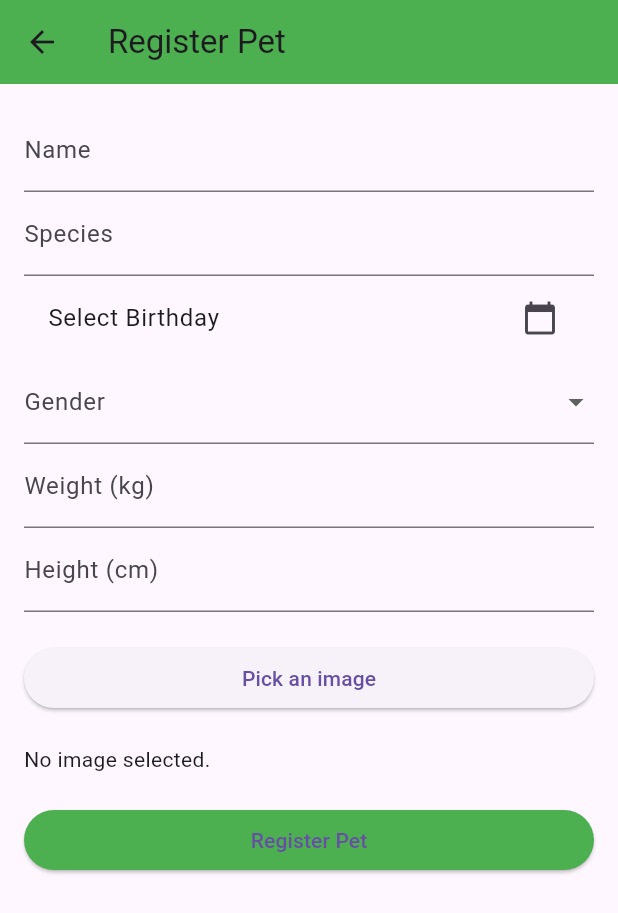
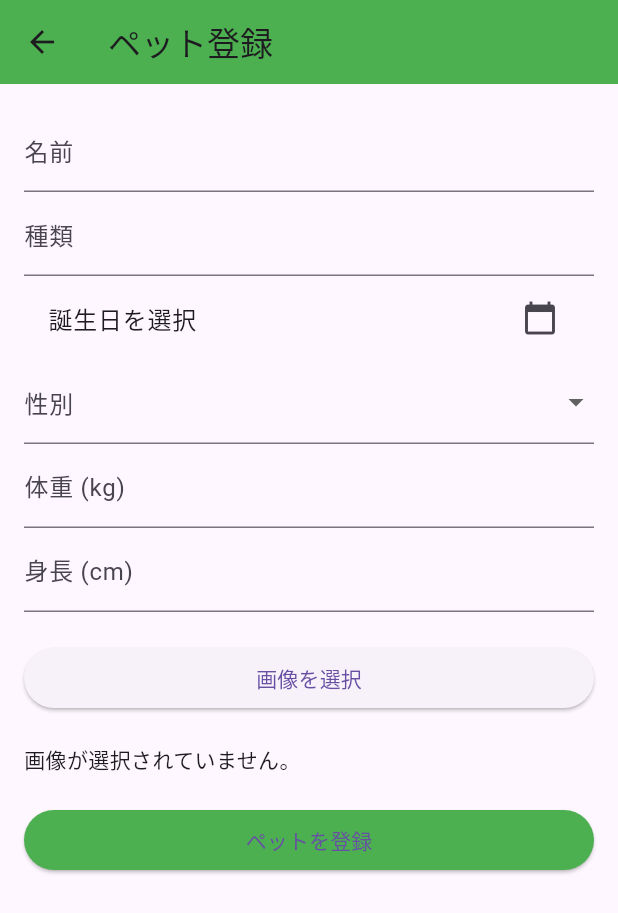
Before and after one commit to masakiShito/petcare-app, a Flutter app: the PetRegistrationScreen screen opened by its route, on a phone screen of 412 x 824 dp. Shown: the top 913 px of the screen. Run offline on Flutter 3.47's test engine with Material 3 defaults, Android fonts, the phone set to English and light mode, and no system bars; our stand-ins replace flutter_secure_storage, image_picker, permission_handler, shared_preferences; accounts and stored records are empty; network calls fail.

Commit message:
ログイン関連修正

```diff
--- a/frontend/petcare_app/lib/screens/pet_registration_screen.dart
+++ b/frontend/petcare_app/lib/screens/pet_registration_screen.dart
@@ -1,9 +1,9 @@
 import 'package:flutter/material.dart';
-import 'package:shared_preferences/shared_preferences.dart';
-import 'package:http/http.dart' as http;
 import 'package:image_picker/image_picker.dart';
 import 'dart:io';
 import 'package:permission_handler/permission_handler.dart';
+import '../services/auth_service.dart'; // AuthService をインポート
+import 'package:http/http.dart' as http;
 
 class PetRegistrationScreen extends StatefulWidget {
   @override
@@ -19,20 +19,24 @@ class _PetRegistrationScreenState extends State<PetRegistrationScreen> {
   double? _weight;
   double? _height;
   File? _photo;
+  final AuthService _authService = AuthService(); // AuthService をインスタンス化
 
   Future<void> _submitForm() async {
     if (_formKey.currentState?.validate() ?? false) {
       _formKey.currentState?.save();
 
-      SharedPreferences prefs = await SharedPreferences.getInstance();
-      String? accessToken = prefs.getString('accessToken');
+      // AuthServiceを使用してアクセストークンを取得
+      String? accessToken = await _authService.getAccessToken();
+      print('accessToken: $accessToken'); // トークンが取得できているか確認
 
       if (accessToken != null) {
         var request = http.MultipartRequest(
           'POST',
           Uri.parse('http://localhost:8000/api/pets/'),
         );
+
         request.headers['Authorization'] = 'Bearer $accessToken';
+        request.headers['Content-Type'] = 'multipart/form-data';
 
         request.fields['name'] = _name!;
         request.fields['species'] = _species!;
@@ -53,6 +57,10 @@ class _PetRegistrationScreenState extends State<PetRegistrationScreen> {
 
         if (response.statusCode == 201) {
           Navigator.pop(context, true); // 登録成功後に成功フラグを渡して戻る
+        } else if (response.statusCode == 401) {
+          // アクセストークンが無効な場合、リフレッシュ処理を試みる
+          await _authService.refreshToken();
+          _submitForm(); // 再度リクエスト
         } else {
           var responseData = await response.stream.bytesToString();
           print(
@@ -94,9 +102,8 @@ class _PetRegistrationScreenState extends State<PetRegistrationScreen> {
           context: context,
           builder: (BuildContext context) {
             return AlertDialog(
-              title: Text('Permission denied'),
-              content:
-                  Text('Photo library access is required to pick an image.'),
+              title: Text('権限が拒否されました'),
+              content: Text('画像を選択するには写真ライブラリのアクセスが必要です。'),
               actions: [
                 TextButton(
                   child: Text('OK'),
@@ -116,7 +123,7 @@ class _PetRegistrationScreenState extends State<PetRegistrationScreen> {
   Widget build(BuildContext context) {
     return Scaffold(
       appBar: AppBar(
-        title: Text('Register Pet'),
+        title: Text('ペット登録'),
         backgroundColor: Colors.green,
       ),
       body: Padding(
@@ -126,10 +133,10 @@ class _PetRegistrationScreenState extends State<PetRegistrationScreen> {
           child: ListView(
             children: <Widget>[
               TextFormField(
-                decoration: InputDecoration(labelText: 'Name'),
+                decoration: InputDecoration(labelText: '名前'),
                 validator: (value) {
                   if (value == null || value.isEmpty) {
-                    return 'Please enter the pet\'s name';
+                    return 'ペットの名前を入力してください';
                   }
                   return null;
                 },
@@ -138,10 +145,10 @@ class _PetRegistrationScreenState extends State<PetRegistrationScreen> {
                 },
               ),
               TextFormField(
-                decoration: InputDecoration(labelText: 'Species'),
+                decoration: InputDecoration(labelText: '種類'),
                 validator: (value) {
                   if (value == null || value.isEmpty) {
-                    return 'Please enter the pet\'s species';
+                    return 'ペットの種類を入力してください';
                   }
                   return null;
                 },
@@ -151,8 +158,8 @@ class _PetRegistrationScreenState extends State<PetRegistrationScreen> {
               ),
               ListTile(
                 title: Text(_birthday == null
-                    ? 'Select Birthday'
-                    : 'Birthday: ${_birthday!.toLocal()}'.split(' ')[0]),
+                    ? '誕生日を選択'
+                    : '誕生日: ${_birthday!.toLocal()}'.split(' ')[0]),
                 trailing: Icon(Icons.calendar_today),
                 onTap: () async {
                   DateTime? picked = await showDatePicker(
@@ -169,8 +176,8 @@ class _PetRegistrationScreenState extends State<PetRegistrationScreen> {
                 },
               ),
               DropdownButtonFormField<String>(
-                decoration: InputDecoration(labelText: 'Gender'),
-                items: <String>['Male', 'Female'].map((String value) {
+                decoration: InputDecoration(labelText: '性別'),
+                items: <String>['オス', 'メス'].map((String value) {
                   return DropdownMenuItem<String>(
                     value: value,
                     child: Text(value),
@@ -178,7 +185,7 @@ class _PetRegistrationScreenState extends State<PetRegistrationScreen> {
                 }).toList(),
                 validator: (value) {
                   if (value == null || value.isEmpty) {
-                    return 'Please select the pet\'s gender';
+                    return 'ペットの性別を選択してください';
                   }
                   return null;
                 },
@@ -189,11 +196,11 @@ class _PetRegistrationScreenState extends State<PetRegistrationScreen> {
                 },
               ),
               TextFormField(
-                decoration: InputDecoration(labelText: 'Weight (kg)'),
+                decoration: InputDecoration(labelText: '体重 (kg)'),
                 keyboardType: TextInputType.number,
                 validator: (value) {
                   if (value == null || value.isEmpty) {
-                    return 'Please enter the pet\'s weight';
+                    return 'ペットの体重を入力してください';
                   }
                   return null;
                 },
@@ -202,11 +209,11 @@ class _PetRegistrationScreenState extends State<PetRegistrationScreen> {
                 },
               ),
               TextFormField(
-                decoration: InputDecoration(labelText: 'Height (cm)'),
+                decoration: InputDecoration(labelText: '身長 (cm)'),
                 keyboardType: TextInputType.number,
                 validator: (value) {
                   if (value == null || value.isEmpty) {
-                    return 'Please enter the pet\'s height';
+                    return 'ペットの身長を入力してください';
                   }
                   return null;
                 },
@@ -217,16 +224,16 @@ class _PetRegistrationScreenState extends State<PetRegistrationScreen> {
               SizedBox(height: 20),
               ElevatedButton(
                 onPressed: _pickImage,
-                child: Text('Pick an image'),
+                child: Text('画像を選択'),
               ),
               SizedBox(height: 20),
               _photo == null
-                  ? Text('No image selected.')
+                  ? Text('画像が選択されていません。')
                   : Image.file(_photo!, height: 200),
               SizedBox(height: 20),
               ElevatedButton(
                 onPressed: _submitForm,
-                child: Text('Register Pet'),
+                child: Text('ペットを登録'),
                 style: ElevatedButton.styleFrom(
                   backgroundColor: Colors.green,
                 ),
```
Also changed, not shown: frontend/petcare_app/lib/screens/home_screen.dart (+78 -39 lines), frontend/petcare_app/lib/screens/login_screen.dart (+38 -6 lines), frontend/petcare_app/lib/services/auth_service.dart (+38 -4 lines).
